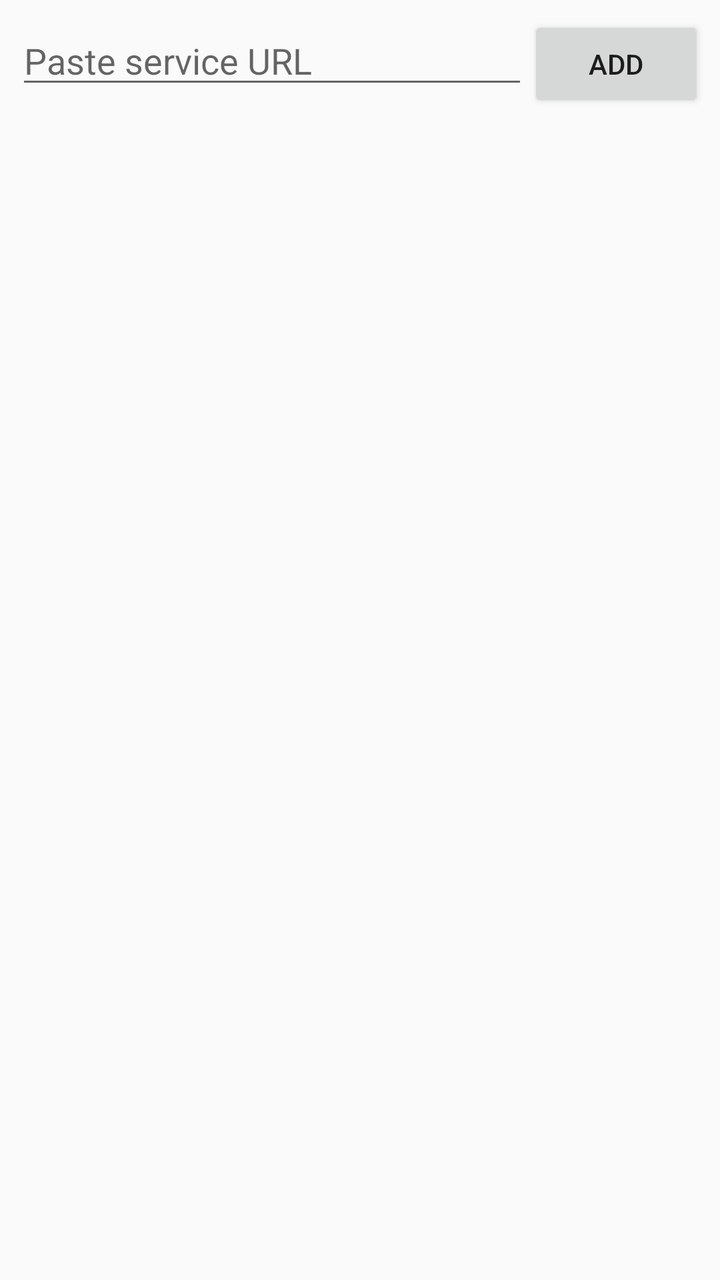
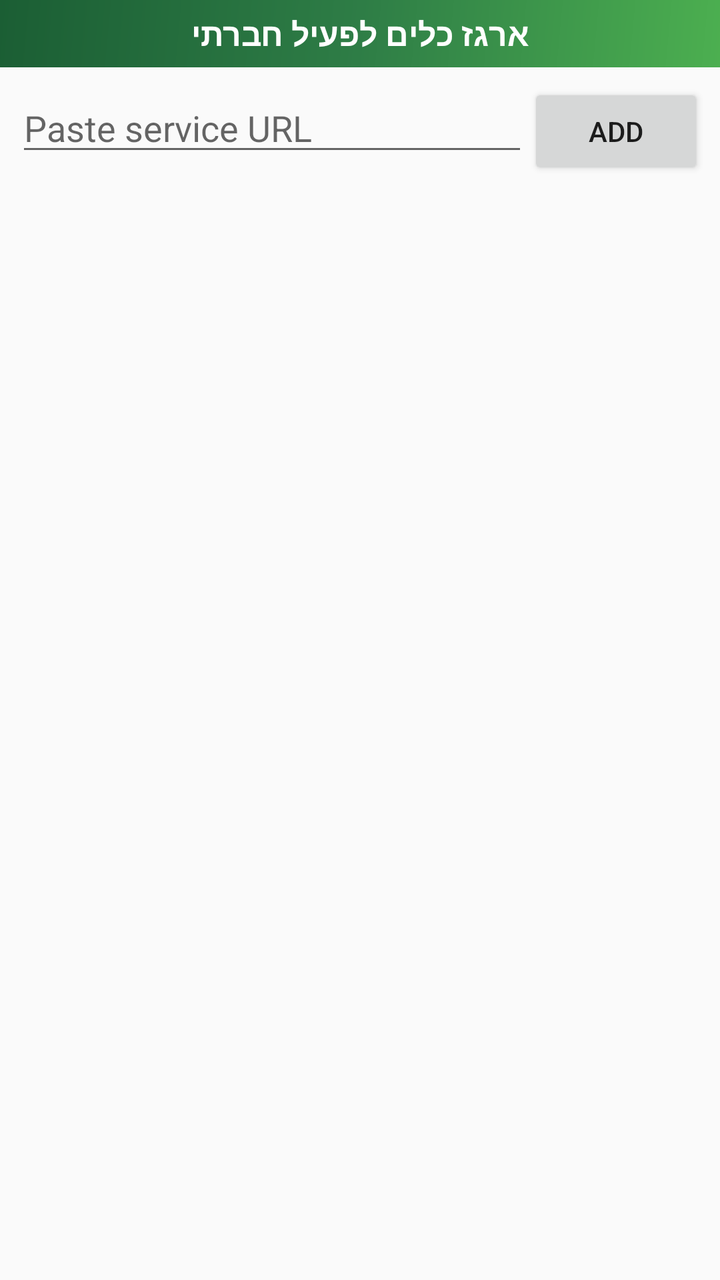

Two renders of the same Android screen: before a commit and after it. Below are the layout's source before the change and the commit's diff.
<!-- AndroidManifest.xml: application theme AppTheme -->
<!-- res/layout/activity_main.xml -->
<?xml version="1.0" encoding="utf-8"?>
<LinearLayout xmlns:android="http://schemas.android.com/apk/res/android"
    android:layout_width="match_parent"
    android:layout_height="match_parent"
    android:orientation="vertical">

    <LinearLayout
        android:layout_width="match_parent"
        android:layout_height="wrap_content"
        android:orientation="horizontal"
        android:padding="8dp">

        <EditText
            android:id="@+id/urlInput"
            android:layout_width="0dp"
            android:layout_height="wrap_content"
            android:layout_weight="1"
            android:hint="Paste service URL"
            android:inputType="textUri"
            android:imeOptions="actionDone" />

        <Button
            android:id="@+id/addButton"
            android:layout_width="wrap_content"
            android:layout_height="wrap_content"
            android:text="Add" />
    </LinearLayout>

    <HorizontalScrollView
        android:layout_width="match_parent"
        android:layout_height="wrap_content"
        android:scrollbars="none">

        <LinearLayout
            android:id="@+id/serviceChipContainer"
            android:layout_width="wrap_content"
            android:layout_height="wrap_content"
            android:orientation="horizontal"
            android:padding="4dp" />
    </HorizontalScrollView>

    <ProgressBar
        android:id="@+id/progressBar"
        style="?android:attr/progressBarStyleHorizontal"
        android:layout_width="match_parent"
        android:layout_height="4dp"
        android:max="100"
        android:visibility="gone" />

    <FrameLayout
        android:id="@+id/webViewContainer"
        android:layout_width="match_parent"
        android:layout_height="0dp"
        android:layout_weight="1" />

</LinearLayout>
<!-- resources referenced by this layout -->
<resources>
  <style name="AppTheme" parent="Theme.AppCompat.DayNight.NoActionBar" />
</resources>

<!-- the commit's change to res/layout/activity_main.xml (unified diff, before → after) -->
@@ -3,6 +3,17 @@
     android:layout_width="match_parent"
     android:layout_height="match_parent"
     android:orientation="vertical">
+
+    <TextView
+        android:layout_width="match_parent"
+        android:layout_height="wrap_content"
+        android:background="@drawable/header_gradient"
+        android:text="@string/app_name"
+        android:textColor="#FFFFFF"
+        android:textSize="16sp"
+        android:textStyle="bold"
+        android:gravity="center"
+        android:paddingVertical="6dp" />
 
     <LinearLayout
         android:layout_width="match_parent"
<!-- resource entries referenced after the edit -->
@@ -1,5 +1,19 @@
 <!-- resources referenced by this layout -->
 <resources>
+  <!-- drawable header_gradient (drawable) -->
+  <?xml version="1.0" encoding="utf-8"?>
+  <shape xmlns:android="http://schemas.android.com/apk/res/android" android:shape="rectangle">
+      <gradient
+          android:angle="315"
+          android:startColor="@color/forest_dark"
+          android:centerColor="@color/forest"
+          android:endColor="@color/leaf"
+          android:type="linear" />
+  </shape>
+  <string name="app_name">ארגז כלים לפעיל חברתי</string>
   <style name="AppTheme" parent="Theme.AppCompat.DayNight.NoActionBar" />
+  <color name="forest_dark">#1B5E34</color>
+  <color name="forest">#2E7D46</color>
+  <color name="leaf">#4CAF50</color>
 </resources>
 
